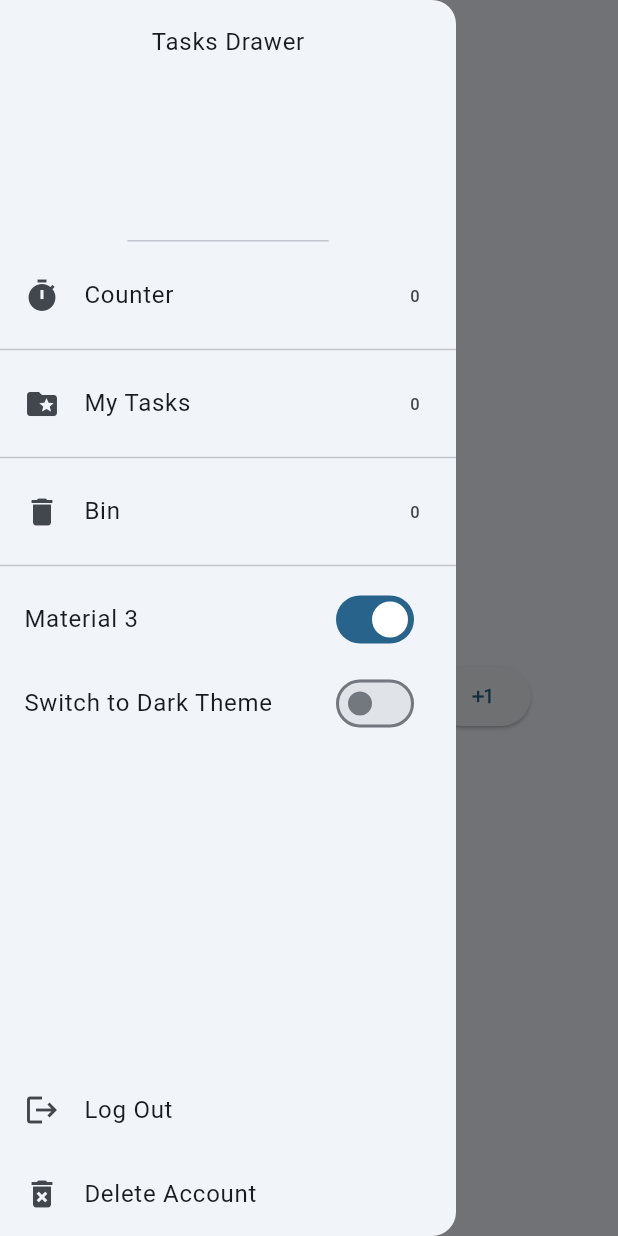
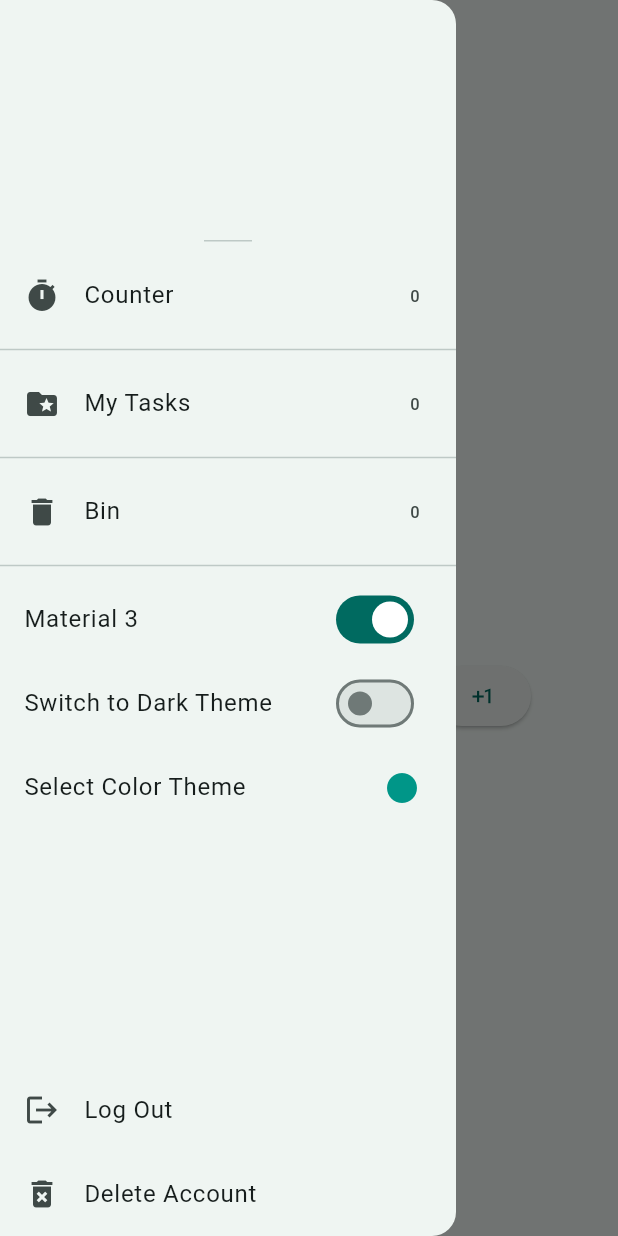
Before and after one commit to landxcape/flutter_bloc_task_app, a Flutter app: the CounterScreen screen opened by its route, with the side drawer open, on a phone screen of 412 x 824 dp. Run offline on Flutter 3.47's test engine with Material 2 defaults, Android fonts, the phone set to English and light mode, and no system bars; our stand-ins replace bloc, equatable, firebase_auth, firebase_core, firebase_storage, flutter_bloc and 2 more; accounts and stored records are empty.

Commit message:
add color theme selector

```diff
--- a/lib/blocs/bloc_exports.dart
+++ b/lib/blocs/bloc_exports.dart
@@ -2,8 +2,8 @@ export 'package:flutter_bloc/flutter_bloc.dart';
 export 'package:hydrated_bloc/hydrated_bloc.dart';
 
 export 'app_bloc/app_bloc.dart';
-export 'authentication_field_bloc/authentication_field_bloc.dart';
 export './tasks_bloc/tasks_bloc.dart';
 export './counter_bloc/counter_bloc.dart';
 export './use_dark_theme_bloc/use_dark_theme_bloc.dart';
 export './use_material_theme_bloc/use_material_three_bloc.dart';
+export 'theme_color_scheme_bloc/theme_color_scheme_bloc.dart';
--- /dev/null
+++ b/lib/blocs/theme_color_scheme_bloc/theme_color_scheme_bloc.dart
@@ -0,0 +1,25 @@
+import 'package:equatable/equatable.dart';
+import 'package:flutter_tasks_app/resources/app_color_scheme_enum.dart';
+
+import '../bloc_exports.dart';
+
+part 'theme_color_scheme_event.dart';
+part 'theme_color_scheme_state.dart';
+
+class ThemeColorSchemeBloc extends HydratedBloc<ThemeColorSchemeEvent, ThemeColorSchemeState> {
+  ThemeColorSchemeBloc() : super(const ThemeColorSchemeInitial()) {
+    on<ChangeThemeColorSchemeEvent>((event, emit) {
+      emit(ThemeColorSchemeState(colorScheme: event.colorScheme));
+    });
+  }
+
+  @override
+  ThemeColorSchemeState? fromJson(Map<String, dynamic> json) {
+    return ThemeColorSchemeState.fromMap(json);
+  }
+
+  @override
+  Map<String, dynamic>? toJson(ThemeColorSchemeState state) {
+    return state.toMap();
+  }
+}
--- /dev/null
+++ b/lib/blocs/theme_color_scheme_bloc/theme_color_scheme_event.dart
@@ -0,0 +1,15 @@
+part of 'theme_color_scheme_bloc.dart';
+
+abstract class ThemeColorSchemeEvent extends Equatable {
+  const ThemeColorSchemeEvent();
+
+  @override
+  List<Object> get props => [];
+}
+
+class ChangeThemeColorSchemeEvent extends ThemeColorSchemeEvent {
+  final AppColorScheme colorScheme;
+  const ChangeThemeColorSchemeEvent({
+    required this.colorScheme,
+  });
+}
--- /dev/null
+++ b/lib/blocs/theme_color_scheme_bloc/theme_color_scheme_state.dart
@@ -0,0 +1,29 @@
+part of 'theme_color_scheme_bloc.dart';
+
+class ThemeColorSchemeState extends Equatable {
+  final AppColorScheme colorScheme;
+  const ThemeColorSchemeState({
+    required this.colorScheme,
+  });
+
+  @override
+  List<Object> get props => [];
+
+  Map<String, dynamic> toMap() {
+    return <String, dynamic>{
+      'colorScheme': colorScheme.scheme.value,
+    };
+  }
+
+  factory ThemeColorSchemeState.fromMap(Map<String, dynamic> map) {
+    return ThemeColorSchemeState(
+      colorScheme: AppColorScheme.values.firstWhere((colorScheme) => colorScheme.scheme.value == map['colorScheme'] as int),
+    );
+  }
+}
+
+class ThemeColorSchemeInitial extends ThemeColorSchemeState {
+  const ThemeColorSchemeInitial({
+    super.colorScheme = AppColorScheme.teal,
+  });
+}
--- a/lib/resources/app_color_scheme_enum.dart
+++ b/lib/resources/app_color_scheme_enum.dart
@@ -1,17 +1,22 @@
 import 'package:flutter/material.dart' show Color, Colors;
 
 enum AppColorScheme {
-
-  teal(Colors.teal),
+  red(Colors.red),
+  pink(Colors.pink),
+  purple(Colors.purple),
+  deepPurple(Colors.deepPurple),
+  indigo(Colors.indigo),
   blue(Colors.blue),
   lightBlue(Colors.lightBlue),
+  cyan(Colors.cyan),
+  teal(Colors.teal),
   green(Colors.green),
+  lightGreen(Colors.lightGreen),
+  lime(Colors.lime),
+  yellow(Colors.yellow),
   amber(Colors.amber),
-  cyan(Colors.cyan),
   orange(Colors.orange),
-  deepOrange(Colors.deepOrange),
-
-  ;
+  deepOrange(Colors.deepOrange);
 
   final Color scheme;
   const AppColorScheme(this.scheme);
--- a/lib/resources/color_manager.dart
+++ b/lib/resources/color_manager.dart
@@ -0,0 +1,27 @@
+import 'package:flutter/material.dart';
+
+class ColorManager {
+  static Map<int, Color> createColorSwatch(Color color) {
+    List strengths = <double>[.05];
+    Map<int, Color> swatch = {};
+    final int r = color.red, g = color.green, b = color.blue;
+
+    for (int i = 1; i < 10; i++) {
+      strengths.add(0.1 * i);
+    }
+    for (var strength in strengths) {
+      final double ds = 0.5 - strength;
+      swatch[(strength * 1000).round()] = Color.fromRGBO(
+        r + ((ds < 0 ? r : (255 - r)) * ds).round(),
+        g + ((ds < 0 ? g : (255 - g)) * ds).round(),
+        b + ((ds < 0 ? b : (255 - b)) * ds).round(),
+        1,
+      );
+    }
+    return swatch;
+  }
+
+  static MaterialColor createMaterialColor(Color color) {
+    return MaterialColor(color.value, createColorSwatch(color));
+  }
+}
--- a/lib/screens/drawer/custom_drawer.dart
+++ b/lib/screens/drawer/custom_drawer.dart
@@ -1,8 +1,10 @@
+import 'package:firebase_auth/firebase_auth.dart';
 import 'package:flutter/material.dart';
 import 'package:flutter_phoenix/flutter_phoenix.dart';
 import 'package:flutter_tasks_app/screens/counter/counter_screen.dart';
 import 'package:flutter_tasks_app/screens/recycle_bin/recycle_bin_screen.dart';
 import 'package:flutter_tasks_app/screens/tasks_screen/tasks_screen.dart';
+import 'package:flutter_tasks_app/widgets/dialog/custom_dialog.dart';
 
 import '../../blocs/bloc_exports.dart';
 
@@ -11,15 +13,15 @@ class CustomDrawer extends StatelessWidget {
 
   @override
   Widget build(BuildContext context) {
-
     return SafeArea(
       child: Drawer(
         child: Column(
           children: [
-            const DrawerHeader(
-              child: Text('Tasks Drawer'),
+            DrawerHeader(
+              child: Text(FirebaseAuth.instance.currentUser?.email ?? ''),
             ),
             Expanded(
+              child: SingleChildScrollView(
                 child: Column(
                   children: [
                     BlocBuilder<CounterBloc, CounterState>(
@@ -80,7 +82,29 @@ class CustomDrawer extends StatelessWidget {
                         );
                       },
                     ),
+                    BlocBuilder<ThemeColorSchemeBloc, ThemeColorSchemeState>(
+                      builder: (context, state) {
+                        return ListTile(
+                          onTap: () async {
+                            CustomDialog.showColorThemeChoice(context: context).then(
+                              (colorScheme) {
+                                if (colorScheme != null) {
+                                  context.read<ThemeColorSchemeBloc>().add(ChangeThemeColorSchemeEvent(colorScheme: colorScheme));
+                                  Phoenix.rebirth(context);
+                                }
+                              },
+                            );
+                          },
+                          title: const Text('Select Color Theme'),
+                          trailing: Icon(
+                            Icons.circle,
+                            color: state.colorScheme.scheme,
+                          ),
+                        );
+                      },
+                    ),
                   ],
+                ),
               ),
             ),
             ListTile(
```
Also changed, not shown: lib/blocs/authentication_field_bloc/authentication_field_bloc.dart (deleted, +0 -13 lines), lib/blocs/authentication_field_bloc/authentication_field_event.dart (deleted, +0 -8 lines), lib/blocs/authentication_field_bloc/authentication_field_state.dart (deleted, +0 -10 lines), lib/screens/app.dart (+12 -9 lines), lib/widgets/dialog/custom_dialog.dart (+53 -0 lines). Lines whose indentation alone changed are shown as unchanged.
